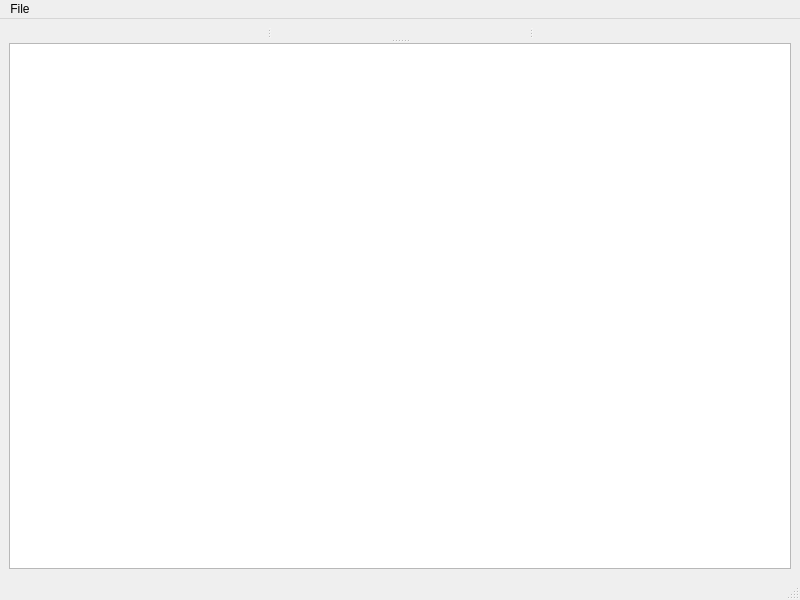
First picture: the form in mainwindow.ui, repository akirahinoshiro/dnd_master, before the edit.
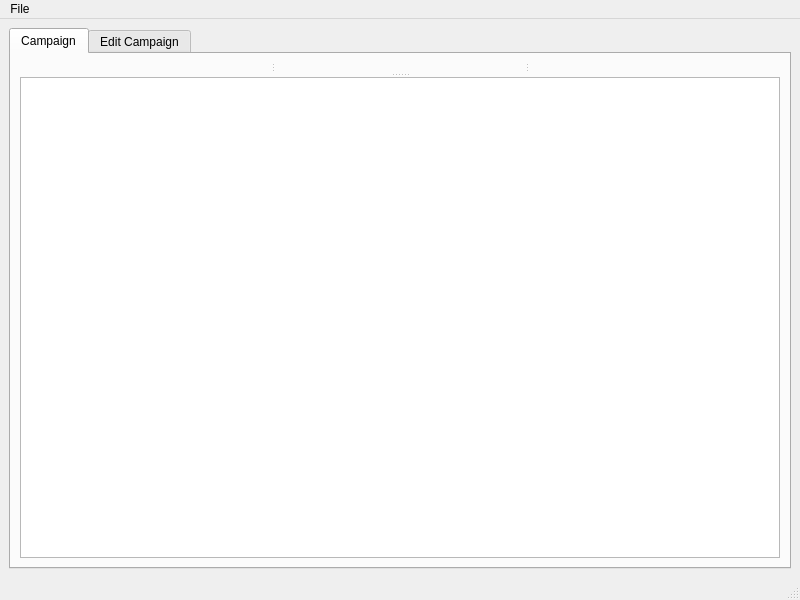
Second picture: the form after the edit. The open tabs and pages were chosen to show the change.

The edit to the form file:
```diff
--- a/mainwindow.ui
+++ b/mainwindow.ui
@@ -15,7 +15,19 @@
   </property>
   <widget class="QWidget" name="centralwidget">
    <layout class="QGridLayout" name="gridLayout_2">
-    <item row="0" column="1">
+    <item row="0" column="0">
+     <widget class="QTabWidget" name="tabWidget">
+      <property name="currentIndex">
+       <number>1</number>
+      </property>
+      <widget class="QWidget" name="tab">
+       <attribute name="title">
+        <string>Campaign</string>
+       </attribute>
+       <layout class="QGridLayout" name="gridLayout_6">
+        <item row="0" column="0">
+         <layout class="QGridLayout" name="gridLayout_4">
+          <item row="0" column="0">
      <widget class="QSplitter" name="splitter">
       <property name="orientation">
        <enum>Qt::Vertical</enum>
@@ -62,6 +74,22 @@
      </widget>
     </item>
    </layout>
+        </item>
+       </layout>
+      </widget>
+      <widget class="QWidget" name="tab_2">
+       <attribute name="title">
+        <string>Edit Campaign</string>
+       </attribute>
+       <layout class="QGridLayout" name="gridLayout_10">
+        <item row="0" column="0">
+         <layout class="QGridLayout" name="editCampaignLayout"/>
+        </item>
+       </layout>
+      </widget>
+     </widget>
+    </item>
+   </layout>
   </widget>
   <widget class="QMenuBar" name="menubar">
    <property name="geometry">
```
Left out of the diff: 7 changed lines with no effect on the pictures. Lines whose indentation alone changed are shown as unchanged.
